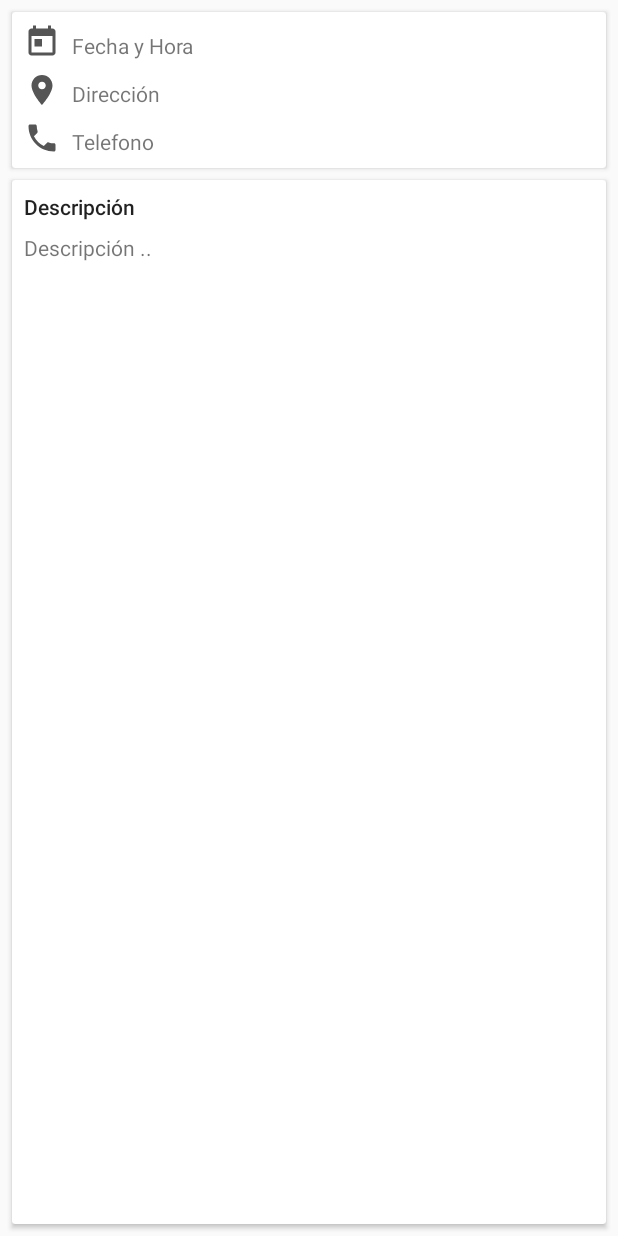
After one commit to milo2005/SitisEventos, an Android app: the layout content_event.xml on its own in the app's theme, with its tools: preview values and no code run, on a phone screen of 412 x 824 dp. The commit adds this screen. Run offline under Robolectric (Android 15) with nearby library versions, the phone set to English and light mode, and no system bars.

Commit message:
Resources implemented

```diff
--- /dev/null
+++ b/app/src/main/res/layout/content_event.xml
@@ -0,0 +1,153 @@
+<?xml version="1.0" encoding="utf-8"?>
+<android.support.constraint.ConstraintLayout
+    xmlns:android="http://schemas.android.com/apk/res/android" android:layout_width="match_parent"
+    xmlns:app="http://schemas.android.com/apk/res-auto"
+    xmlns:tools="http://schemas.android.com/tools"
+    android:layout_height="match_parent">
+
+    <android.support.v7.widget.CardView
+        android:id="@+id/cardResume"
+        android:layout_width="0dp"
+        android:layout_height="wrap_content"
+        android:layout_marginEnd="8dp"
+        android:layout_marginLeft="8dp"
+        android:layout_marginRight="8dp"
+        android:layout_marginStart="8dp"
+        android:layout_marginTop="8dp"
+        app:layout_constraintEnd_toEndOf="parent"
+        app:layout_constraintStart_toStartOf="parent"
+        app:layout_constraintTop_toTopOf="parent">
+
+        <android.support.constraint.ConstraintLayout
+            android:layout_width="match_parent"
+            android:layout_height="wrap_content">
+
+            <ImageView
+                android:id="@+id/iconPhone"
+                android:layout_width="wrap_content"
+                android:layout_height="wrap_content"
+                android:layout_marginBottom="8dp"
+                android:layout_marginLeft="8dp"
+                android:layout_marginStart="8dp"
+                android:layout_marginTop="8dp"
+                app:layout_constraintBottom_toBottomOf="parent"
+                app:layout_constraintStart_toStartOf="parent"
+                app:layout_constraintTop_toBottomOf="@+id/iconLoc"
+                app:srcCompat="@drawable/ic_phone" />
+
+            <ImageView
+                android:id="@+id/iconDate"
+                android:layout_width="wrap_content"
+                android:layout_height="wrap_content"
+                android:layout_marginLeft="8dp"
+                android:layout_marginStart="8dp"
+                android:layout_marginTop="8dp"
+                app:layout_constraintStart_toStartOf="parent"
+                app:layout_constraintTop_toTopOf="parent"
+                app:srcCompat="@drawable/ic_today" />
+
+            <ImageView
+                android:id="@+id/iconLoc"
+                android:layout_width="wrap_content"
+                android:layout_height="wrap_content"
+                android:layout_marginLeft="8dp"
+                android:layout_marginStart="8dp"
+                android:layout_marginTop="8dp"
+                app:layout_constraintStart_toStartOf="parent"
+                app:layout_constraintTop_toBottomOf="@+id/iconDate"
+                app:srcCompat="@drawable/ic_location" />
+
+            <TextView
+                android:id="@+id/date"
+                android:layout_width="0dp"
+                android:layout_height="wrap_content"
+                android:layout_marginEnd="8dp"
+                android:layout_marginLeft="8dp"
+                android:layout_marginRight="8dp"
+                android:layout_marginStart="8dp"
+                app:layout_constraintBottom_toBottomOf="@+id/iconDate"
+                app:layout_constraintEnd_toEndOf="parent"
+                app:layout_constraintStart_toEndOf="@+id/iconDate"
+                tools:text="Fecha y Hora" />
+
+            <TextView
+                android:id="@+id/loc"
+                android:layout_width="0dp"
+                android:layout_height="wrap_content"
+                android:layout_marginEnd="8dp"
+                android:layout_marginLeft="8dp"
+                android:layout_marginRight="8dp"
+                android:layout_marginStart="8dp"
+                app:layout_constraintBottom_toBottomOf="@+id/iconLoc"
+                app:layout_constraintEnd_toEndOf="parent"
+                app:layout_constraintStart_toEndOf="@+id/iconLoc"
+                tools:text="Dirección" />
+
+            <TextView
+                android:id="@+id/phone"
+                android:layout_width="0dp"
+                android:layout_height="wrap_content"
+                android:layout_marginEnd="8dp"
+                android:layout_marginLeft="8dp"
+                android:layout_marginRight="8dp"
+                android:layout_marginStart="8dp"
+                app:layout_constraintBottom_toBottomOf="@+id/iconPhone"
+                app:layout_constraintEnd_toEndOf="parent"
+                app:layout_constraintStart_toEndOf="@+id/iconPhone"
+                tools:text="Telefono" />
+        </android.support.constraint.ConstraintLayout>
+    </android.support.v7.widget.CardView>
+
+    <android.support.v7.widget.CardView
+        android:id="@+id/cardDes"
+        android:layout_width="0dp"
+        android:layout_height="0dp"
+        android:layout_marginBottom="8dp"
+        android:layout_marginEnd="8dp"
+        android:layout_marginLeft="8dp"
+        android:layout_marginRight="8dp"
+        android:layout_marginStart="8dp"
+        android:layout_marginTop="8dp"
+        app:layout_constraintBottom_toBottomOf="parent"
+        app:layout_constraintEnd_toEndOf="parent"
+        app:layout_constraintStart_toStartOf="parent"
+        app:layout_constraintTop_toBottomOf="@+id/cardResume" >
+
+        <android.support.constraint.ConstraintLayout
+            android:layout_width="match_parent"
+            android:layout_height="match_parent">
+
+            <TextView
+                android:id="@+id/desTitle"
+                android:layout_width="0dp"
+                android:layout_height="wrap_content"
+                android:layout_marginEnd="8dp"
+                android:layout_marginLeft="8dp"
+                android:layout_marginRight="8dp"
+                android:layout_marginStart="8dp"
+                android:layout_marginTop="8dp"
+                android:text="@string/descripcion"
+                android:textAppearance="@style/TextAppearance.AppCompat.Body2"
+                app:layout_constraintEnd_toEndOf="parent"
+                app:layout_constraintStart_toStartOf="parent"
+                app:layout_constraintTop_toTopOf="parent" />
+
+            <TextView
+                android:id="@+id/des"
+                android:layout_width="0dp"
+                android:layout_height="0dp"
+                android:layout_marginBottom="8dp"
+                android:layout_marginEnd="8dp"
+                android:layout_marginLeft="8dp"
+                android:layout_marginRight="8dp"
+                android:layout_marginStart="8dp"
+                android:layout_marginTop="8dp"
+                app:layout_constraintBottom_toBottomOf="parent"
+                app:layout_constraintEnd_toEndOf="parent"
+                app:layout_constraintStart_toStartOf="parent"
+                app:layout_constraintTop_toBottomOf="@+id/desTitle"
+                tools:text="Descripción .." />
+        </android.support.constraint.ConstraintLayout>
+    </android.support.v7.widget.CardView>
+
+</android.support.constraint.ConstraintLayout>
```
Also changed, not shown: app/src/main/java/org/test/eventos/provider/DataProvider.kt (added, +1 -0 lines), app/src/main/res/drawable/profile.xml (added, +8 -0 lines), app/src/main/res/layout/activity_promotion.xml (added, +112 -0 lines), app/src/main/res/values/strings.xml (+19 -0 lines).
